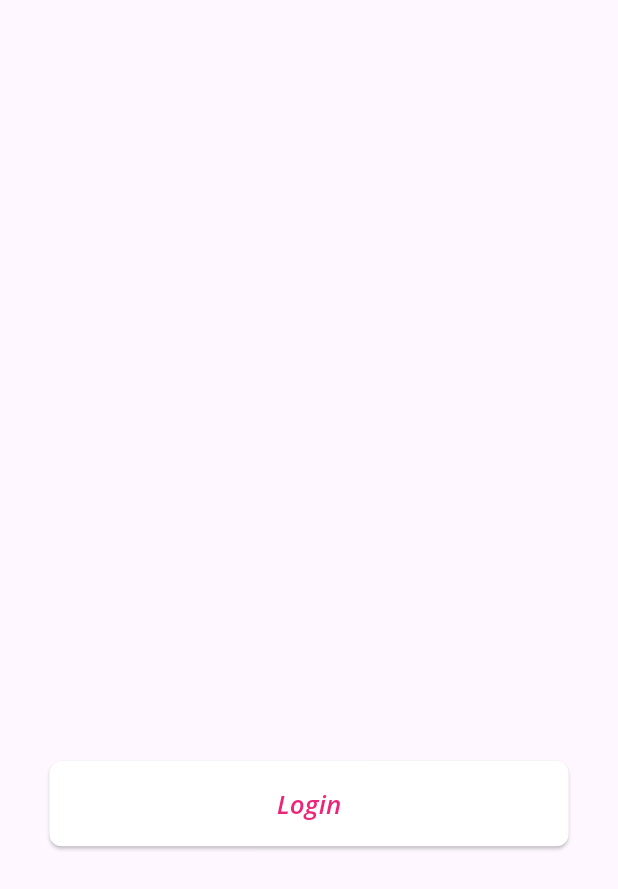
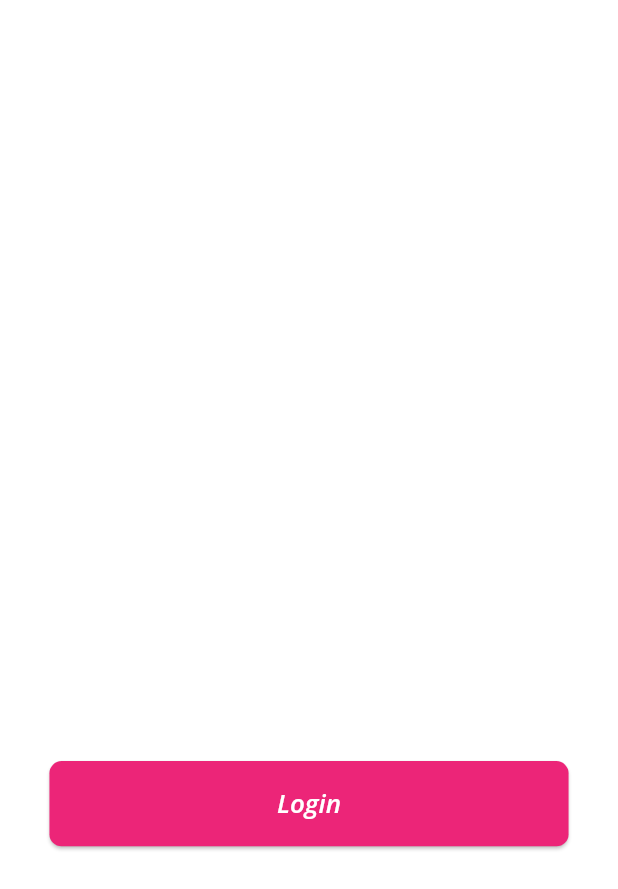
Before and after one commit to AhmedFayed55/Sahel, a Flutter app: the screen it shows after launch, on a phone screen of 412 x 824 dp. Shown: the top 889 px of the screen. Run offline on Flutter 3.47's test engine with Material 3 defaults, Android fonts, the phone set to English and light mode, and no system bars; our stand-ins replace bloc, dio, flutter_screenutil, fluttertoast, injectable, shared_preferences.

Commit message:
updated theme and custom button components

```diff
--- a/lib/config/theme/theme.dart
+++ b/lib/config/theme/theme.dart
@@ -1,8 +1,21 @@
 import 'package:flutter/material.dart';
+import 'package:flutter_screenutil/flutter_screenutil.dart';
+import 'package:sahel/config/theme/app_styles.dart';
 import 'package:sahel/config/theme/colors.dart';
 
 class AppTheme {
-  static ThemeData appTheme  =ThemeData(
-    scaffoldBackgroundColor: AppColors.white
+  static ThemeData appTheme = ThemeData(
+    scaffoldBackgroundColor: AppColors.white,
+elevatedButtonTheme: ElevatedButtonThemeData(
+  style: ElevatedButton.styleFrom(
+    backgroundColor: AppColors.primary,
+    foregroundColor: AppColors.white,
+    fixedSize: Size(315.w, 56.h),
+    padding: REdgeInsets.all(16),
+    shape: RoundedRectangleBorder(borderRadius: BorderRadius.circular(8.r)),
+    textStyle: AppStyles.semiBold17White,
+  ),
+),
+
   );
 }
--- a/lib/core/components/custom_button.dart
+++ b/lib/core/components/custom_button.dart
@@ -1,17 +1,12 @@
 import 'package:flutter/material.dart';
-import 'package:flutter_screenutil/flutter_screenutil.dart';
-import 'package:sahel/config/theme/app_styles.dart';
-import 'package:sahel/config/theme/colors.dart';
 
 class CustomButton extends StatelessWidget {
   final String text;
-  final bool isPrimary;
   final void Function()? onTap;
 
   const CustomButton({
     required this.text,
     required this.onTap,
-    this.isPrimary = true,
     super.key,
   });
 
@@ -19,26 +14,7 @@ class CustomButton extends StatelessWidget {
   Widget build(BuildContext context) {
     return ElevatedButton(
       onPressed: onTap,
-
-      child: Text(
-        text,
-        style: isPrimary
-            ? AppStyles.semiBold17White
-            : AppStyles.semiBold17Primary,
-      ),
-      style: ButtonStyle(
-        padding: WidgetStateProperty.all(REdgeInsets.all(16)),
-        fixedSize: MaterialStateProperty.all(Size(315.w, 56.h)),
-        backgroundColor: WidgetStateProperty.all(
-          isPrimary ? AppColors.primary : AppColors.white,
-        ),
-        foregroundColor: WidgetStateProperty.all(
-          isPrimary ? AppColors.white : AppColors.primary,
-        ),
-        shape: WidgetStateProperty.all(
-          RoundedRectangleBorder(borderRadius: BorderRadius.circular(8.r)),
-        ),
-      ),
+      child: Text(text),
     );
   }
 }
--- a/lib/features/auth/presentation/pages/login_screen.dart
+++ b/lib/features/auth/presentation/pages/login_screen.dart
@@ -10,11 +10,11 @@ class LoginScreen extends StatelessWidget {
     return Scaffold(
       body: Column(
         children: [
-          Container(
+          SizedBox(
             width: double.infinity,
             height: 500.h,
           ),
-          CustomButton(text: "Login", onTap: (){} , isPrimary: false,),
+          CustomButton(text: "Login", onTap: (){} ),
         ],
       ),
     );
--- a/lib/main.dart
+++ b/lib/main.dart
@@ -2,6 +2,7 @@ import 'package:bloc/bloc.dart';
 import 'package:flutter/material.dart';
 import 'package:flutter_screenutil/flutter_screenutil.dart';
 import 'package:provider/provider.dart';
+import 'package:sahel/config/theme/theme.dart';
 import 'package:sahel/features/auth/presentation/pages/forget_pass_screen.dart';
 import 'package:sahel/features/auth/presentation/pages/login_screen.dart';
 import 'package:sahel/features/auth/presentation/pages/register_screen.dart';
@@ -38,6 +39,7 @@ class Saai extends StatelessWidget {
         locale: Locale(languageProvider.appLanguage),
         localizationsDelegates: AppLocalizations.localizationsDelegates,
         supportedLocales: AppLocalizations.supportedLocales,
+        theme: AppTheme.appTheme,
         debugShowCheckedModeBanner: false,
         routes: {
           AppRoutes.loginRoute: (_) => const LoginScreen(),
```
